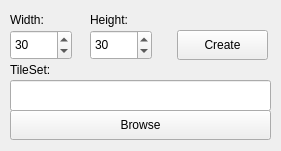
Qt form Annchienta/games/editor/newmap.ui (sago007/annchienta) before a commit.
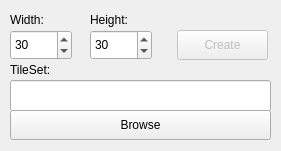
The same form after that commit.

Patch:
```diff
--- a/Annchienta/games/editor/newmap.ui
+++ b/Annchienta/games/editor/newmap.ui
@@ -104,6 +104,9 @@
    </property>
   </widget>
   <widget class="QPushButton" name="createButton" >
+   <property name="enabled" >
+    <bool>false</bool>
+   </property>
    <property name="geometry" >
     <rect>
      <x>177</x>
```
